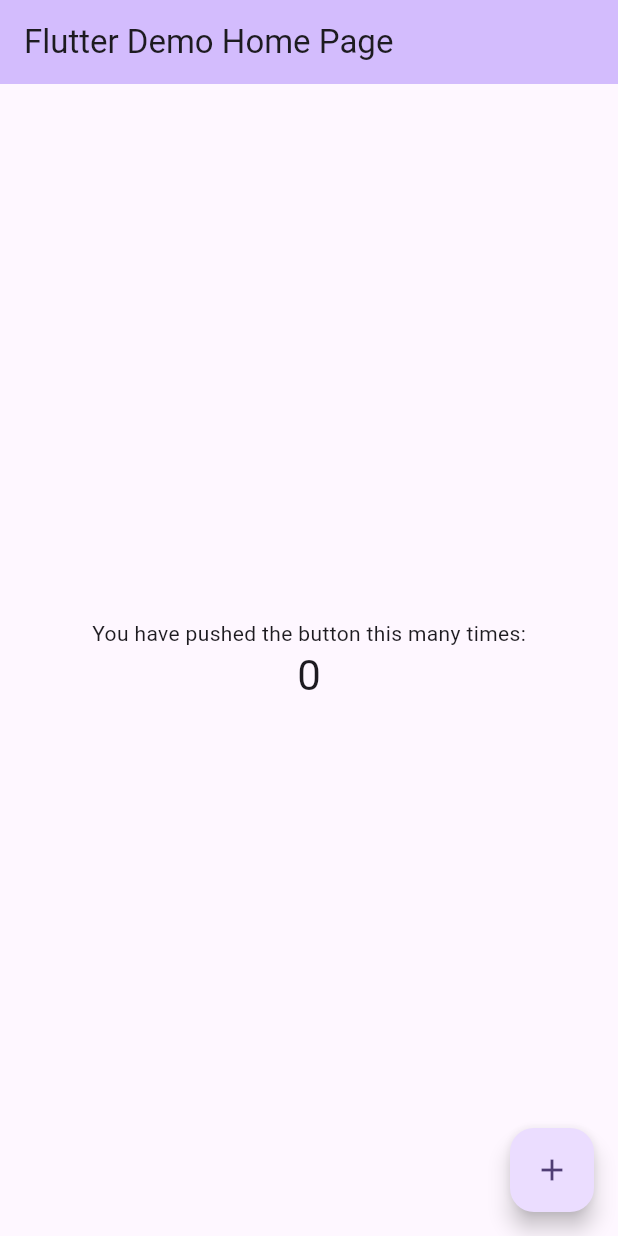
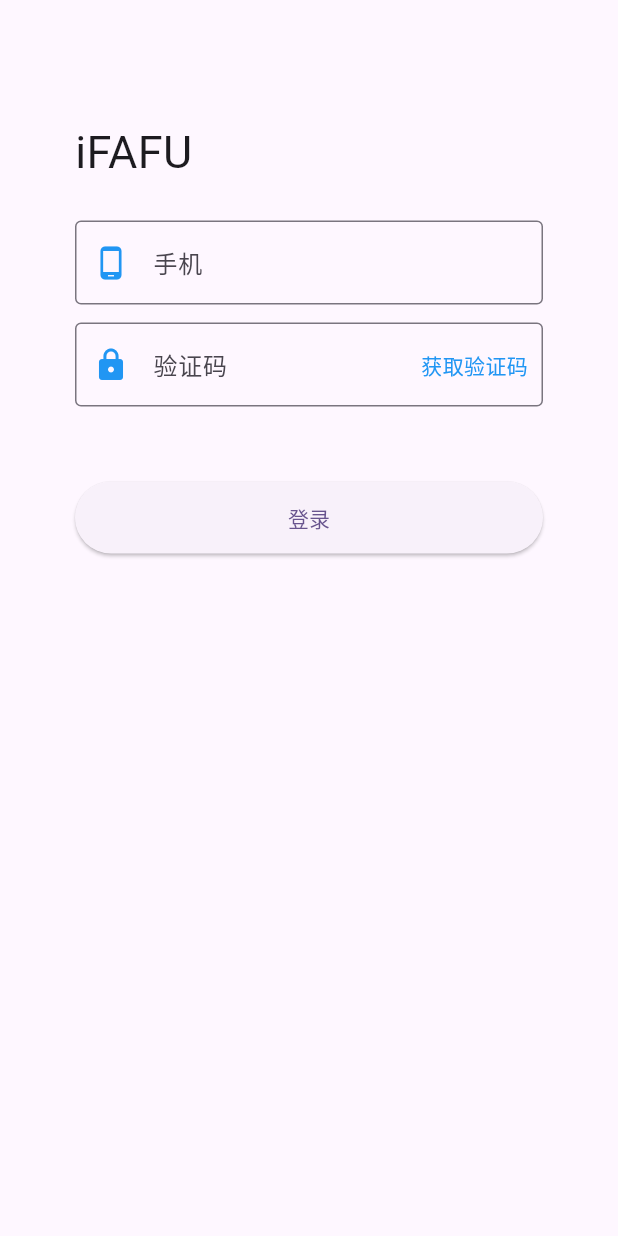
Before and after one commit to woolsen/ifafu-flutter, a Flutter app: the screen it shows after launch, on a phone screen of 412 x 824 dp. Run offline on Flutter 3.47's test engine with Material 2 defaults, Android fonts, the phone set to English and light mode, and no system bars; our stand-ins replace fluttertoast; Roboto replaces fonts that are missing (DingTalk).

Commit message:
新增登录页面

```diff
--- a/lib/main.dart
+++ b/lib/main.dart
@@ -1,4 +1,5 @@
 import 'package:flutter/material.dart';
+import 'package:ifafu/page/login_page.dart';
 
 void main() {
   runApp(const MyApp());
@@ -12,11 +13,15 @@ class MyApp extends StatelessWidget {
   Widget build(BuildContext context) {
     return MaterialApp(
       title: 'Flutter Demo',
+      // 路由表
+      routes: {
+        '/login': (context) => const LoginPage(),
+      },
       theme: ThemeData(
         colorScheme: ColorScheme.fromSeed(seedColor: Colors.deepPurple),
         useMaterial3: true,
       ),
-      home: const MyHomePage(title: 'Flutter Demo Home Page'),
+      home: const LoginPage(),
     );
   }
 }
--- /dev/null
+++ b/lib/page/login_page.dart
@@ -0,0 +1,193 @@
+import 'dart:async';
+
+import 'package:flutter/foundation.dart';
+import 'package:flutter/material.dart';
+import 'package:flutter/services.dart';
+import 'package:fluttertoast/fluttertoast.dart';
+
+class LoginPage extends StatefulWidget {
+  const LoginPage({super.key});
+
+  @override
+  State<LoginPage> createState() => _LoginPageState();
+}
+
+class _LoginPageState extends State<LoginPage> {
+  final _phoneController = TextEditingController();
+
+  final _codeController = TextEditingController();
+
+  final grey = const Color.fromRGBO(0x99, 0x99, 0x99, 1);
+
+  // 验证码提示
+  String _codeHint = '获取验证码';
+  bool _isCodeClickable = true;
+
+  final _phoneRegex = RegExp(r'^1\d{10}$');
+
+  @override
+  Widget build(BuildContext context) {
+    final top = MediaQuery.of(context).padding.top;
+    return Scaffold(
+      body: Container(
+        margin: EdgeInsets.only(top: top),
+        alignment: Alignment.topLeft,
+        child: Column(
+          crossAxisAlignment: CrossAxisAlignment.start,
+          mainAxisSize: MainAxisSize.max,
+          children: [
+            const SizedBox(height: 80),
+            Container(
+              margin: const EdgeInsets.symmetric(horizontal: 50),
+              child: Column(
+                crossAxisAlignment: CrossAxisAlignment.start,
+                children: [
+                  Container(
+                    margin: const EdgeInsets.only(bottom: 24),
+                    child: const Text(
+                      'iFAFU',
+                      style: TextStyle(
+                        fontSize: 30,
+                        fontFamily: 'DingTalk',
+                      ),
+                    ),
+                  ),
+                  Padding(
+                    padding: const EdgeInsets.only(bottom: 12),
+                    child: TextField(
+                      controller: _phoneController,
+                      inputFormatters: [
+                        FilteringTextInputFormatter.allow(_phoneRegex),
+                        LengthLimitingTextInputFormatter(11),
+                      ],
+                      decoration: const InputDecoration(
+                        hintText: '手机',
+                        prefixIcon: Icon(
+                          Icons.phone_android, // 这里使用了手机图标
+                          color: Colors.blue, // 可以设置图标的颜色
+                        ),
+                        border: OutlineInputBorder(),
+                      ),
+                    ),
+                  ),
+                  //验证码输入框
+                  TextField(
+                    controller: _codeController,
+                    obscureText: true,
+                    decoration: InputDecoration(
+                      hintText: '验证码',
+                      prefixIcon: const Icon(
+                        Icons.lock,
+                        color: Colors.blue,
+                      ),
+                      suffixIcon: Container(
+                        width: 100,
+                        margin: const EdgeInsets.only(right: 10),
+                        alignment: Alignment.centerRight,
+                        child: GestureDetector(
+                          onTap: _getVerificationCode,
+                          child: Text(
+                            _codeHint,
+                            style: _isCodeClickable
+                                ? const TextStyle(color: Colors.blue)
+                                : const TextStyle(color: Colors.grey),
+                          ),
+                        ),
+                      ),
+                      border: const OutlineInputBorder(),
+                    ),
+                  ),
+                ],
+              ),
+            ),
+            Container(
+              margin: const EdgeInsets.only(top: 50, left: 50, right: 50),
+              child: SizedBox(
+                width: double.infinity,
+                height: 48,
+                child: ElevatedButton(
+                  onPressed: () {},
+                  child: const Text('登录'),
+                ),
+              ),
+            ),
+            const SizedBox(height: 50),
+          ],
+        ),
+      ),
+    );
+  }
+
+  _getVerificationCode() async {
+    var phone = _phoneController.text;
+    if (phone.isEmpty) {
+      _showToast('请输入手机号');
+      return;
+    }
+    if (!RegExp(r"^1[3456789]\d{9}$").hasMatch(phone)) {
+      _showToast('手机号格式不正确');
+      return;
+    }
+    if (!_isCodeClickable) {
+      return;
+    }
+    _isCodeClickable = false;
+    _codeHint = '60s后重新获取';
+    setState(() {});
+    try {
+      //TODO 发送验证码
+      _showToast('验证码已发送');
+    } catch (e) {
+      if (kDebugMode) {
+        print(e);
+      }
+      _showToast('验证码获取失败');
+      _isCodeClickable = true;
+      _codeHint = '获取验证码';
+      setState(() {});
+      return;
+    }
+    Timer.periodic(const Duration(seconds: 1), (timer) {
+      _codeHint = '${60 - timer.tick}s后重新获取';
+      if (timer.tick == 60) {
+        _codeHint = '重发验证码';
+        _isCodeClickable = true;
+        timer.cancel();
+      }
+      setState(() {});
+    });
+  }
+
+  _login() {
+    var phone = _phoneController.text;
+    var code = _codeController.text;
+    if (phone.isEmpty) {
+      _showToast('请输入手机号');
+      return;
+    }
+    if (!_phoneRegex.hasMatch(phone)) {
+      _showToast('手机号格式不正确');
+      return;
+    }
+    if (code.isEmpty) {
+      _showToast('请输入验证码');
+      return;
+    }
+    try {
+      //TODO 登录
+    } catch (e) {
+      if (kDebugMode) {
+        print(e);
+      }
+      _showToast('登录失败');
+      return;
+    }
+  }
+
+  void _showToast(String msg) {
+    Fluttertoast.showToast(
+      msg: msg,
+      toastLength: Toast.LENGTH_SHORT,
+    );
+  }
+}
```
Also changed, not shown: pubspec.yaml (+5 -9 lines), pubspec.lock, 1 other file.
